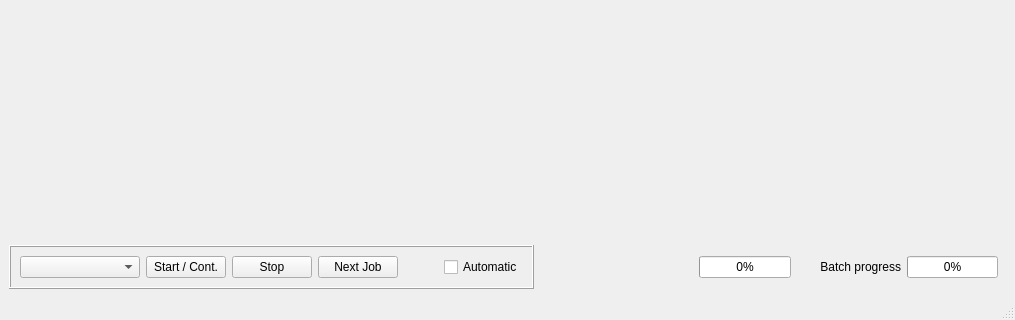
The window that Source/main_gui.ui (Rolf-Hempel/PlanetarySystemStacker) describes before a commit, drawn with Qt 5; both pictures show x 0 to 1015 and y 504 to 824 of the 1015 by 824 pixel window.
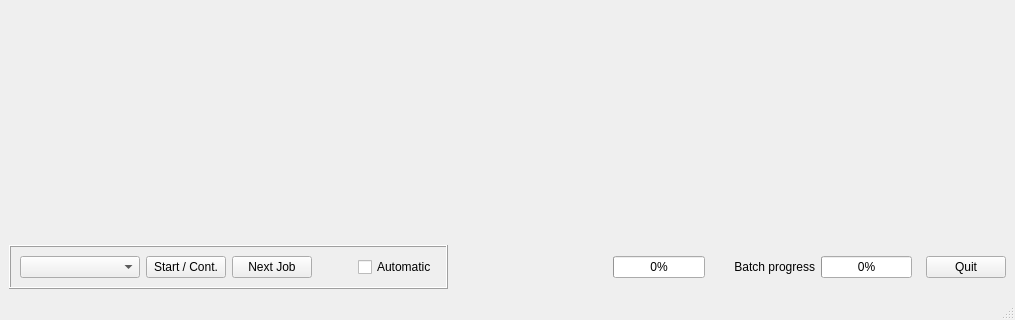
The same window after the commit. Icons and pictures are not drawn.

Diff of the .ui file:
```diff
--- a/Source/main_gui.ui
+++ b/Source/main_gui.ui
@@ -42,7 +42,7 @@
      </spacer>
     </item>
     <item>
-     <layout class="QHBoxLayout" name="tool_line" stretch="0,3,5,12,3,3,12,1">
+     <layout class="QHBoxLayout" name="tool_line" stretch="0,3,5,12,3,3,12,1,0">
       <item>
        <widget class="QFrame" name="control_area">
         <property name="sizePolicy">
@@ -57,7 +57,7 @@
         <property name="frameShadow">
          <enum>QFrame::Raised</enum>
         </property>
-        <layout class="QHBoxLayout" name="horizontalLayout_3" stretch="0,0,0,0,0,0">
+        <layout class="QHBoxLayout" name="horizontalLayout_3" stretch="0,0,0,0,0">
          <property name="rightMargin">
           <number>9</number>
          </property>
@@ -91,13 +91,6 @@
            </property>
           </widget>
          </item>
-         <item>
-          <widget class="QPushButton" name="pushButton_stop">
-           <property name="text">
-            <string>Stop</string>
-           </property>
-          </widget>
-         </item>
          <item>
           <widget class="QPushButton" name="pushButton_next_job">
            <property name="text">
@@ -207,6 +200,13 @@
         </property>
        </spacer>
       </item>
+      <item>
+       <widget class="QPushButton" name="pushButton_quit">
+        <property name="text">
+         <string>Quit</string>
+        </property>
+       </widget>
+      </item>
      </layout>
     </item>
    </layout>
```
